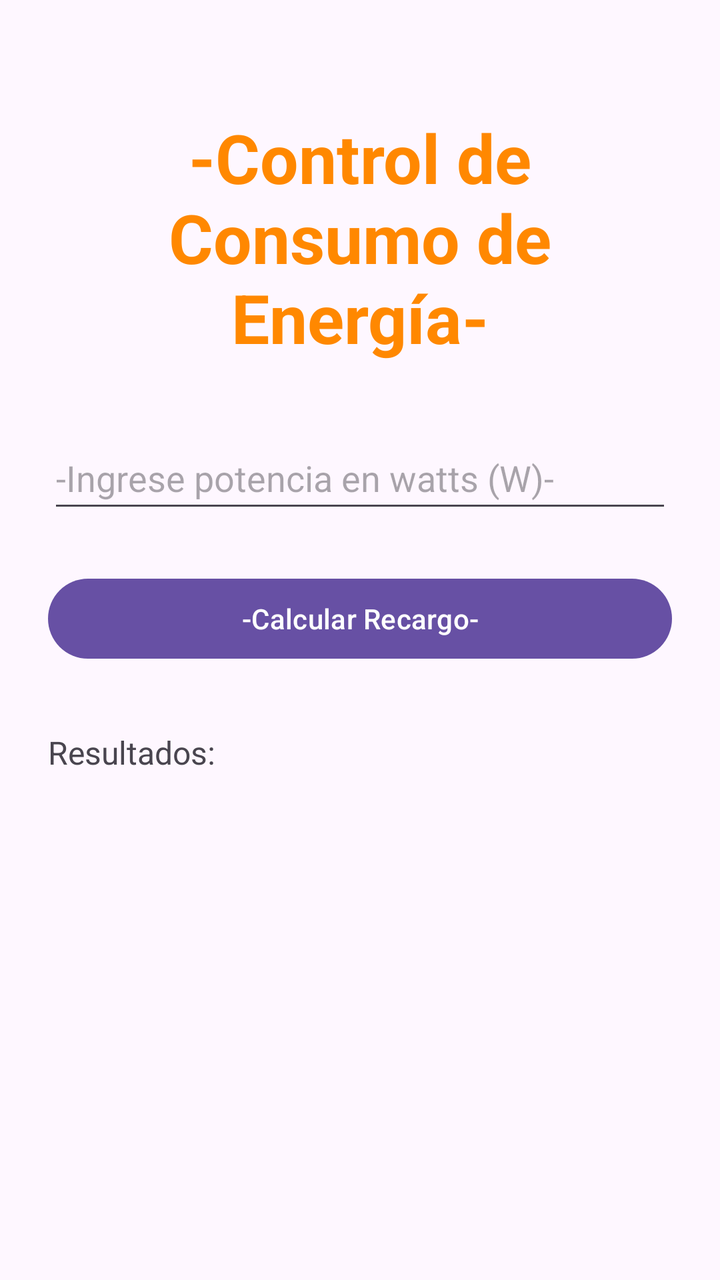
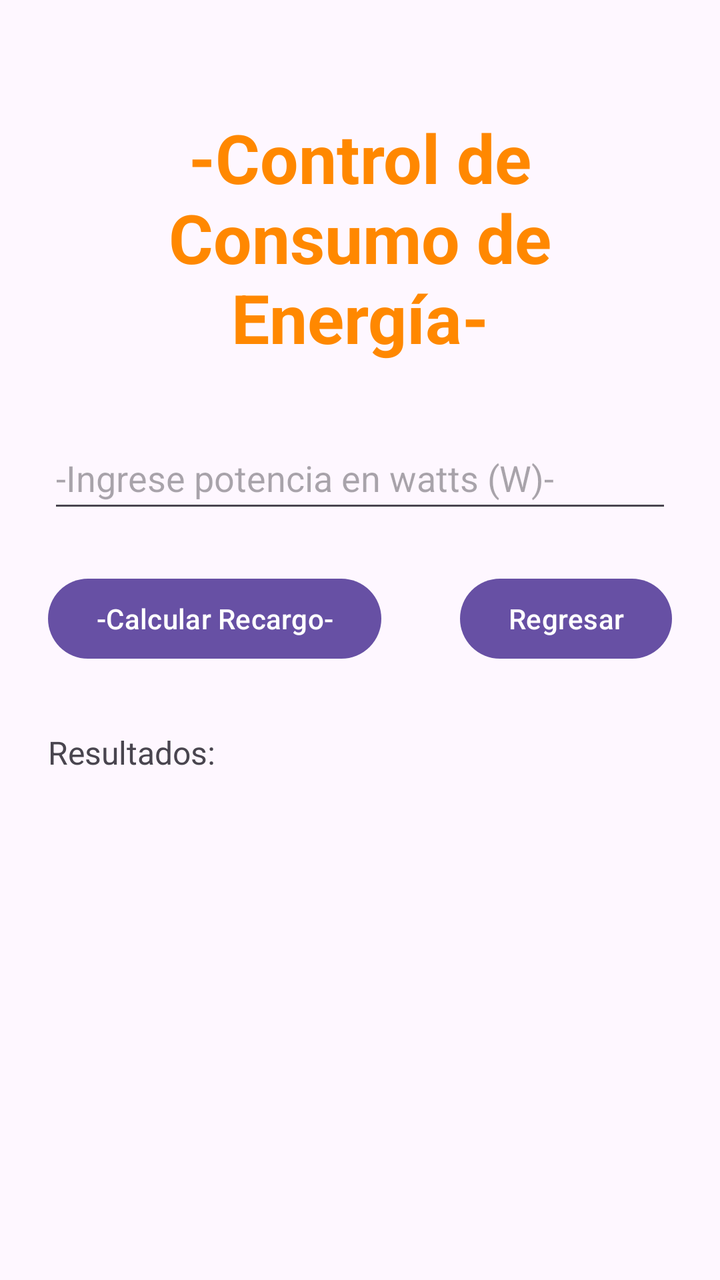

Compare the two renders of this Android layout. The source of the first and the diff that turns it into the second are given below.
<!-- AndroidManifest.xml: application theme Theme.AppGrupo5 -->
<!-- res/layout/activity_pregunta5.xml -->
<?xml version="1.0" encoding="utf-8"?>
<androidx.constraintlayout.widget.ConstraintLayout
    xmlns:android="http://schemas.android.com/apk/res/android"
    xmlns:app="http://schemas.android.com/apk/res-auto"
    xmlns:tools="http://schemas.android.com/tools"
    android:id="@+id/main"
    android:layout_width="match_parent"
    android:layout_height="match_parent"
    android:padding="24dp"
    tools:context=".pregunta5Activity">

    <TextView
        android:id="@+id/tvTitulo"
        android:layout_width="0dp"
        android:layout_height="wrap_content"
        android:layout_marginTop="32dp"
        android:gravity="center"
        android:text="@string/titulo_pregunta5"
        android:textColor="@android:color/holo_orange_dark"
        android:textSize="34sp"
        android:textStyle="bold"
        app:layout_constraintEnd_toEndOf="parent"
        app:layout_constraintStart_toStartOf="parent"
        app:layout_constraintTop_toTopOf="parent" />

    <EditText
        android:id="@+id/etPotencia"
        android:layout_width="0dp"
        android:layout_height="wrap_content"
        android:hint="@string/I_potencia"
        android:inputType="numberDecimal"
        android:minHeight="48dp"
        app:layout_constraintTop_toBottomOf="@id/tvTitulo"
        app:layout_constraintStart_toStartOf="parent"
        app:layout_constraintEnd_toEndOf="parent"
        android:layout_marginTop="32dp"/>

    <Button
        android:id="@+id/btnCalcular"
        android:layout_width="0dp"
        android:layout_height="wrap_content"
        android:text="@string/btn_calcular"
        app:layout_constraintTop_toBottomOf="@id/etPotencia"
        app:layout_constraintStart_toStartOf="parent"
        app:layout_constraintEnd_toEndOf="parent"
        android:layout_marginTop="24dp"/>

    <TextView
        android:id="@+id/tvResultado"
        android:layout_width="0dp"
        android:layout_height="wrap_content"
        android:text="@string/resultado_inicial"
        android:textSize="16sp"
        app:layout_constraintTop_toBottomOf="@id/btnCalcular"
        app:layout_constraintStart_toStartOf="parent"
        app:layout_constraintEnd_toEndOf="parent"
        android:layout_marginTop="32dp"/>

</androidx.constraintlayout.widget.ConstraintLayout>
<!-- resources referenced by this layout -->
<resources>
  <string name="I_potencia">-Ingrese potencia en watts (W)-</string>
  <string name="btn_calcular">-Calcular Recargo-</string>
  <string name="resultado_inicial">Resultados:</string>
  <string name="titulo_pregunta5">-Control de Consumo de Energía-</string>
  <style name="Theme.AppGrupo5" parent="Base.Theme.AppGrupo5" />
  <style name="Base.Theme.AppGrupo5" parent="Theme.Material3.DayNight.NoActionBar">
          
          
      </style>
</resources>

<!-- the commit's change to res/layout/activity_pregunta5.xml (unified diff, before → after) -->
@@ -36,24 +36,32 @@
         android:layout_marginTop="32dp"/>
 
     <Button
-        android:id="@+id/btnCalcular"
+        android:id="@+id/btnCalcular5"
         android:layout_width="0dp"
         android:layout_height="wrap_content"
+        android:layout_marginTop="24dp"
         android:text="@string/btn_calcular"
-        app:layout_constraintTop_toBottomOf="@id/etPotencia"
         app:layout_constraintStart_toStartOf="parent"
-        app:layout_constraintEnd_toEndOf="parent"
-        android:layout_marginTop="24dp"/>
+        app:layout_constraintTop_toBottomOf="@id/etPotencia" />
 
     <TextView
-        android:id="@+id/tvResultado"
+        android:id="@+id/tvResultado5"
         android:layout_width="0dp"
         android:layout_height="wrap_content"
         android:text="@string/resultado_inicial"
         android:textSize="16sp"
-        app:layout_constraintTop_toBottomOf="@id/btnCalcular"
+        app:layout_constraintTop_toBottomOf="@id/btnCalcular5"
         app:layout_constraintStart_toStartOf="parent"
         app:layout_constraintEnd_toEndOf="parent"
         android:layout_marginTop="32dp"/>
 
+    <Button
+        android:id="@+id/btn_regresar5"
+        android:layout_width="wrap_content"
+        android:layout_height="wrap_content"
+        android:layout_marginTop="24dp"
+        android:text="Regresar"
+        app:layout_constraintEnd_toEndOf="parent"
+        app:layout_constraintTop_toBottomOf="@+id/etPotencia" />
+
 </androidx.constraintlayout.widget.ConstraintLayout>
